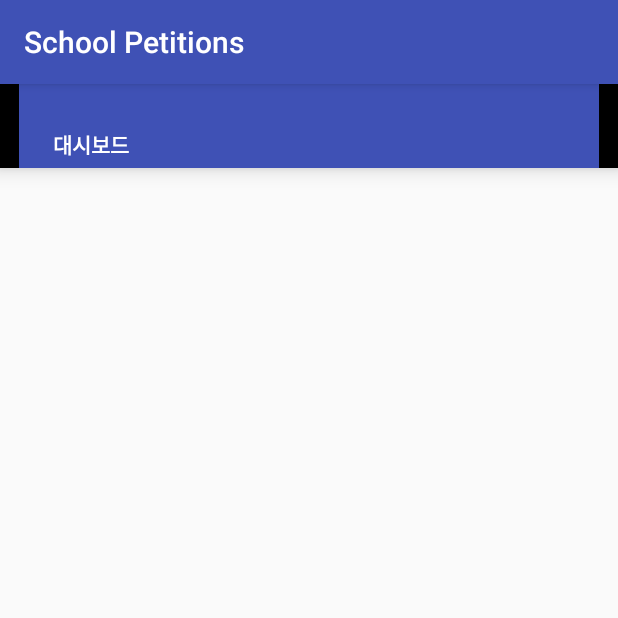
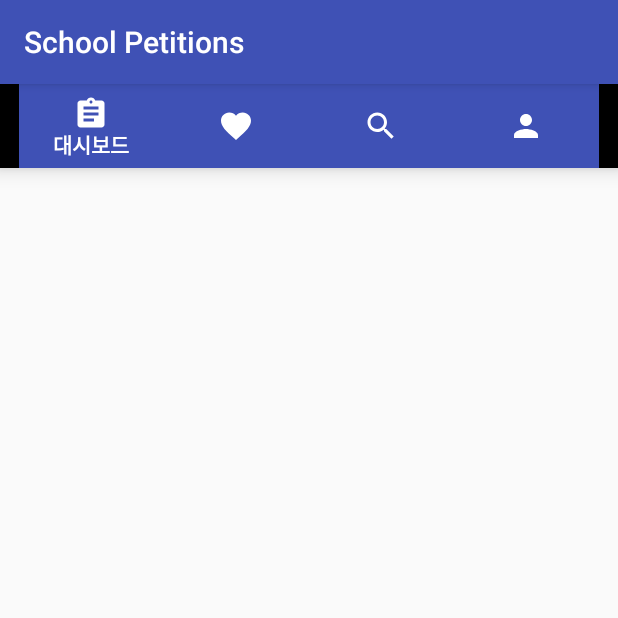
Before and after one commit to shiftpsh/Appjam14th, an Android app: the screen it shows after launch (DashboardActivity), on a phone screen of 412 x 824 dp, the top half of it. Run offline under Robolectric (Android 15) with nearby library versions, the phone set to English and light mode, and no system bars; our stand-ins replace data binding.

Commit message:
Added icons, edited dependencies

```diff
--- a/app/src/main/java/kr/laptop/school/petitions/ui/activities/DashboardActivity.java
+++ b/app/src/main/java/kr/laptop/school/petitions/ui/activities/DashboardActivity.java
@@ -15,6 +15,7 @@ public class DashboardActivity extends AppCompatActivity {
     @Override
     public void onCreate(Bundle savedInstanceState) {
         super.onCreate(savedInstanceState);
+
         binding = DataBindingUtil.setContentView(this, R.layout.activity_dashboard);
     }
 }
--- /dev/null
+++ b/app/src/main/res/drawable/ic_dashboard.xml
@@ -0,0 +1,9 @@
+<vector xmlns:android="http://schemas.android.com/apk/res/android"
+        android:width="24dp"
+        android:height="24dp"
+        android:viewportWidth="24.0"
+        android:viewportHeight="24.0">
+    <path
+        android:fillColor="#FF000000"
+        android:pathData="M19,3h-4.18C14.4,1.84 13.3,1 12,1c-1.3,0 -2.4,0.84 -2.82,2L5,3c-1.1,0 -2,0.9 -2,2v14c0,1.1 0.9,2 2,2h14c1.1,0 2,-0.9 2,-2L21,5c0,-1.1 -0.9,-2 -2,-2zM12,3c0.55,0 1,0.45 1,1s-0.45,1 -1,1 -1,-0.45 -1,-1 0.45,-1 1,-1zM14,17L7,17v-2h7v2zM17,13L7,13v-2h10v2zM17,9L7,9L7,7h10v2z"/>
+</vector>
--- /dev/null
+++ b/app/src/main/res/drawable/ic_interest.xml
@@ -0,0 +1,9 @@
+<vector xmlns:android="http://schemas.android.com/apk/res/android"
+        android:width="24dp"
+        android:height="24dp"
+        android:viewportWidth="24.0"
+        android:viewportHeight="24.0">
+    <path
+        android:fillColor="#FF000000"
+        android:pathData="M12,21.35l-1.45,-1.32C5.4,15.36 2,12.28 2,8.5 2,5.42 4.42,3 7.5,3c1.74,0 3.41,0.81 4.5,2.09C13.09,3.81 14.76,3 16.5,3 19.58,3 22,5.42 22,8.5c0,3.78 -3.4,6.86 -8.55,11.54L12,21.35z"/>
+</vector>
--- /dev/null
+++ b/app/src/main/res/drawable/ic_search.xml
@@ -0,0 +1,9 @@
+<vector xmlns:android="http://schemas.android.com/apk/res/android"
+        android:width="24dp"
+        android:height="24dp"
+        android:viewportWidth="24.0"
+        android:viewportHeight="24.0">
+    <path
+        android:fillColor="#FF000000"
+        android:pathData="M15.5,14h-0.79l-0.28,-0.27C15.41,12.59 16,11.11 16,9.5 16,5.91 13.09,3 9.5,3S3,5.91 3,9.5 5.91,16 9.5,16c1.61,0 3.09,-0.59 4.23,-1.57l0.27,0.28v0.79l5,4.99L20.49,19l-4.99,-5zM9.5,14C7.01,14 5,11.99 5,9.5S7.01,5 9.5,5 14,7.01 14,9.5 11.99,14 9.5,14z"/>
+</vector>
--- /dev/null
+++ b/app/src/main/res/drawable/ic_user.xml
@@ -0,0 +1,9 @@
+<vector xmlns:android="http://schemas.android.com/apk/res/android"
+        android:width="24dp"
+        android:height="24dp"
+        android:viewportWidth="24.0"
+        android:viewportHeight="24.0">
+    <path
+        android:fillColor="#FF000000"
+        android:pathData="M12,12c2.21,0 4,-1.79 4,-4s-1.79,-4 -4,-4 -4,1.79 -4,4 1.79,4 4,4zM12,14c-2.67,0 -8,1.34 -8,4v2h16v-2c0,-2.66 -5.33,-4 -8,-4z"/>
+</vector>
--- a/app/src/main/res/menu/dashboard_bottom.xml
+++ b/app/src/main/res/menu/dashboard_bottom.xml
@@ -1,8 +1,12 @@
 <?xml version="1.0" encoding="utf-8"?>
 <menu xmlns:android="http://schemas.android.com/apk/res/android">
 
-    <item android:title="대시보드"/>
-    <item android:title="관심사"/>
-    <item android:title="검색"/>
-    <item android:title="나의 활동"/>
+    <item android:title="대시보드"
+        android:icon="@drawable/ic_dashboard"/>
+    <item android:title="관심사"
+        android:icon="@drawable/ic_interest"/>
+    <item android:title="검색"
+        android:icon="@drawable/ic_search"/>
+    <item android:title="나의 활동"
+        android:icon="@drawable/ic_user"/>
 </menu>
```
